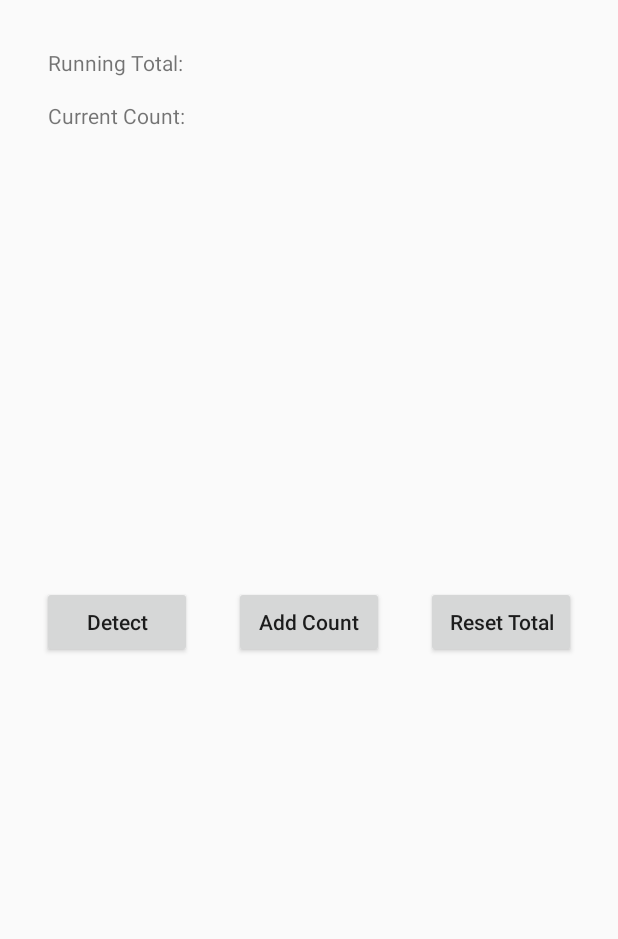
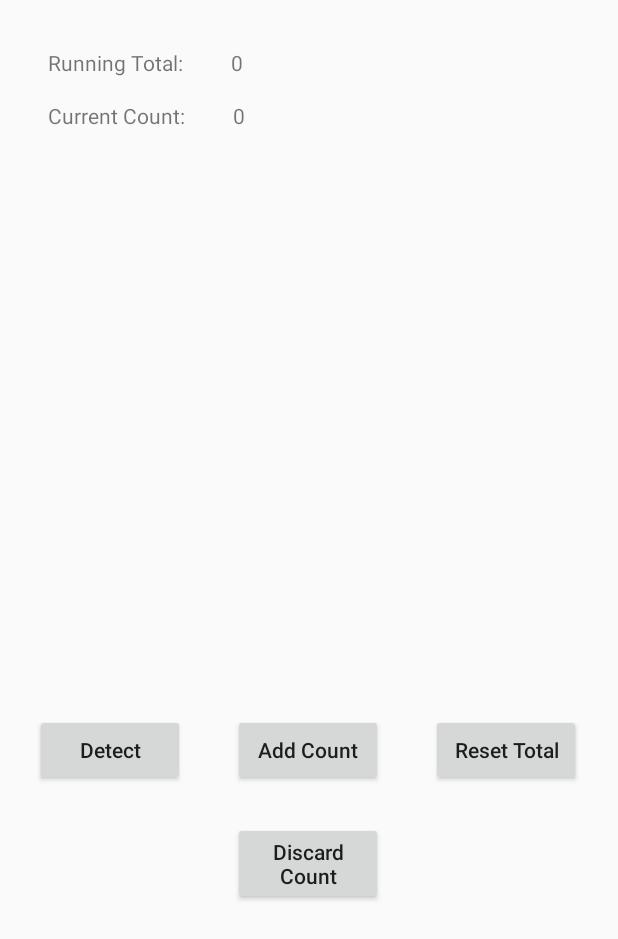
Before and after one commit to jarodhine/Mobile-Abalone-Detector, an Android app: the layout activity_main.xml on its own in the app's theme, with its tools: preview values and no code run, on a phone screen of 412 x 824 dp. Shown: the top 939 px of the screen. Run offline under Robolectric (Android 15) with nearby library versions, the phone set to English and light mode, and no system bars.

Commit message:
Fixed aspect ratio and implemented detection preview

```diff
--- a/ObjectDetection/app/src/main/java/org/pytorch/demo/objectdetection/CameraPreview.java
+++ b/ObjectDetection/app/src/main/java/org/pytorch/demo/objectdetection/CameraPreview.java
@@ -37,7 +37,6 @@ public class CameraPreview extends SurfaceView implements SurfaceHolder.Callback
         }
         params.setPictureSize(size.width, size.height);
 
-//        params.setPictureSize( 800,  600);
         mCamera.setParameters(params);
 
         // Install a SurfaceHolder.Callback so we get notified when the
--- a/ObjectDetection/app/src/main/java/org/pytorch/demo/objectdetection/PrePostProcessor.java
+++ b/ObjectDetection/app/src/main/java/org/pytorch/demo/objectdetection/PrePostProcessor.java
@@ -26,8 +26,8 @@ public class PrePostProcessor {
     public final static float[] NO_STD_RGB = new float[] {1.0f, 1.0f, 1.0f};
 
     // model input image size
-    public final static int INPUT_WIDTH = 640;
-    public final static int INPUT_HEIGHT = 640;
+    public final static int INPUT_WIDTH = 1280;
+    public final static int INPUT_HEIGHT = 960;
     public final static int OUTPUT_COLUMN = 6; // left, top, right, bottom, score and label
 
     static String[] mClasses;
--- a/ObjectDetection/app/src/main/java/org/pytorch/demo/objectdetection/ResultView.java
+++ b/ObjectDetection/app/src/main/java/org/pytorch/demo/objectdetection/ResultView.java
@@ -36,7 +36,7 @@ public class ResultView extends View {
     public ResultView(Context context, AttributeSet attrs){
         super(context, attrs);
         mPaintRectangle = new Paint();
-        mPaintRectangle.setColor(Color.YELLOW);
+        mPaintRectangle.setColor(Color.BLACK);
         mPaintText = new Paint();
     }
 
@@ -46,7 +46,7 @@ public class ResultView extends View {
 
         if (mResults == null) return;
         for (Result result : mResults) {
-            mPaintRectangle.setStrokeWidth(3);
+            mPaintRectangle.setStrokeWidth(5);
             mPaintRectangle.setStyle(Paint.Style.STROKE);
             canvas.drawRect(result.rect, mPaintRectangle);
         }
--- a/ObjectDetection/app/src/main/res/layout/activity_main.xml
+++ b/ObjectDetection/app/src/main/res/layout/activity_main.xml
@@ -17,11 +17,12 @@
         app:layout_constraintTop_toTopOf="parent" />
 
     <TextView
-        android:id="@+id/runningTotalView"
+        android:id="@+id/totalView"
         android:layout_width="wrap_content"
         android:layout_height="wrap_content"
         android:layout_marginStart="32dp"
         android:layout_marginTop="32dp"
+        android:text="@string/default_value"
         app:layout_constraintStart_toEndOf="@+id/runningTotalTextView"
         app:layout_constraintTop_toTopOf="parent" />
 
@@ -41,8 +42,9 @@
         android:layout_height="wrap_content"
         android:layout_marginStart="32dp"
         android:layout_marginTop="16dp"
+        android:text="@string/default_value"
         app:layout_constraintStart_toEndOf="@+id/countDisplayView"
-        app:layout_constraintTop_toBottomOf="@+id/runningTotalView" />
+        app:layout_constraintTop_toBottomOf="@+id/totalView" />
 
 
     <Button
@@ -50,10 +52,10 @@
         android:layout_width="100dp"
         android:layout_height="wrap_content"
         android:layout_marginTop="32dp"
+        android:layout_marginEnd="32dp"
         android:text="@string/detect"
         android:textAllCaps="false"
         app:layout_constraintEnd_toStartOf="@+id/addButton"
-        app:layout_constraintStart_toStartOf="parent"
         app:layout_constraintTop_toBottomOf="@+id/camera_preview" />
 
     <Button
@@ -63,18 +65,29 @@
         android:layout_marginTop="32dp"
         android:text="@string/add_count"
         android:textAllCaps="false"
-        app:layout_constraintEnd_toStartOf="@+id/resetButton"
-        app:layout_constraintStart_toEndOf="@+id/detectButton"
+        app:layout_constraintEnd_toEndOf="@+id/camera_preview"
+        app:layout_constraintStart_toStartOf="@+id/camera_preview"
         app:layout_constraintTop_toBottomOf="@+id/camera_preview" />
+
+    <Button
+        android:id="@+id/discardButton"
+        android:layout_width="100dp"
+        android:layout_height="wrap_content"
+        android:layout_marginTop="24dp"
+        android:text="@string/discard_count"
+        android:textAllCaps="false"
+        app:layout_constraintEnd_toEndOf="@+id/addButton"
+        app:layout_constraintStart_toStartOf="@+id/addButton"
+        app:layout_constraintTop_toBottomOf="@+id/addButton" />
 
     <Button
         android:id="@+id/resetButton"
         android:layout_width="100dp"
         android:layout_height="wrap_content"
+        android:layout_marginStart="32dp"
         android:layout_marginTop="32dp"
         android:text="@string/reset_total"
         android:textAllCaps="false"
-        app:layout_constraintEnd_toEndOf="parent"
         app:layout_constraintStart_toEndOf="@+id/addButton"
         app:layout_constraintTop_toBottomOf="@+id/camera_preview" />
 
@@ -82,23 +95,28 @@
         android:id="@+id/progressBar"
         android:layout_width="wrap_content"
         android:layout_height="wrap_content"
-        android:layout_marginTop="32dp"
+        android:layout_marginTop="24dp"
         android:visibility="invisible"
-        app:layout_constraintEnd_toEndOf="parent"
-        app:layout_constraintHorizontal_bias="0.498"
-        app:layout_constraintStart_toStartOf="parent"
-        app:layout_constraintTop_toBottomOf="@+id/addButton" />
+        app:layout_constraintEnd_toEndOf="@+id/detectButton"
+        app:layout_constraintStart_toStartOf="@+id/detectButton"
+        app:layout_constraintTop_toBottomOf="@+id/detectButton" />
 
     <FrameLayout
         android:id="@+id/camera_preview"
-        android:layout_width="320dp"
-        android:layout_height="240dp"
-        android:layout_marginTop="32dp"
+        android:layout_width="240dp"
+        android:layout_height="320dp"
+        android:layout_marginTop="124dp"
         android:layout_weight="1"
         app:layout_constraintEnd_toEndOf="parent"
         app:layout_constraintHorizontal_bias="0.497"
         app:layout_constraintStart_toStartOf="parent"
-        app:layout_constraintTop_toBottomOf="@+id/countDisplayView" />
+        app:layout_constraintTop_toTopOf="parent" >
+
+        <org.pytorch.demo.objectdetection.ResultView
+            android:id="@+id/resultView"
+            android:layout_width="match_parent"
+            android:layout_height="match_parent" />
+    </FrameLayout>
 
 
 </androidx.constraintlayout.widget.ConstraintLayout>
--- a/ObjectDetection/app/src/main/res/values/strings.xml
+++ b/ObjectDetection/app/src/main/res/values/strings.xml
@@ -6,5 +6,7 @@
     <string name="running_total">Running Total:</string>
     <string name="current_count">Current Count:</string>
     <string name="add_count">Add Count</string>
+    <string name="discard_count">Discard Count</string>
     <string name="reset_total">Reset Total</string>
+    <string name="default_value">0</string>
 </resources>
```
Also changed, not shown: ObjectDetection/app/src/main/java/org/pytorch/demo/objectdetection/MainActivity.java (+62 -23 lines).
